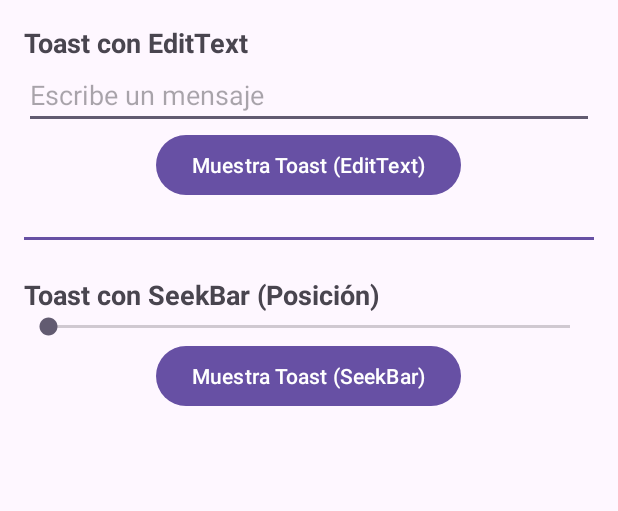
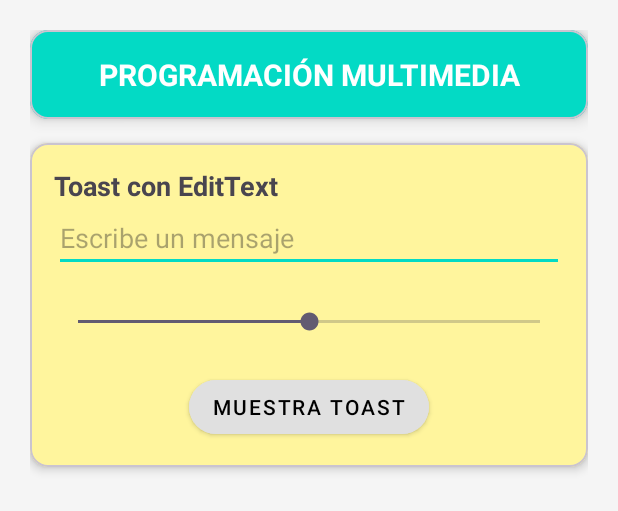
Before and after one commit to AlexWhut/ProgramacionMultimediaMoviles, an Android app: the layout layout_actividad2.xml on its own in the app's theme, with its tools: preview values and no code run, on a phone screen of 412 x 824 dp. Shown: the top 511 px of the screen. Run offline under Robolectric (Android 15) with nearby library versions, the phone set to English and light mode, and no system bars.

Commit message:
Actividad 7.2

```diff
--- a/PreferenciasDialogosNotificaciones/app/src/main/AndroidManifest.xml
+++ b/PreferenciasDialogosNotificaciones/app/src/main/AndroidManifest.xml
@@ -13,15 +13,21 @@
         android:theme="@style/Theme.PreferenciasDialogosNotificaciones"
         tools:targetApi="31">
 
-        <!-- Definir MainActividad1 como la principal (LAUNCHER) -->
+
+        <!-- Definir MainActividad2 como la principal (LAUNCHER) -->
         <activity
-            android:name=".MainActividad1"
+            android:name=".MainActividad2"
             android:exported="true">
             <intent-filter>
                 <action android:name="android.intent.action.MAIN" />
                 <category android:name="android.intent.category.LAUNCHER" />
             </intent-filter>
         </activity>
+
+        <!-- MainActividad1 ya no es principal -->
+        <activity
+            android:name=".MainActividad1"
+            android:exported="true" />
 
         <!-- Registrar la actividad de preferencias -->
         <activity android:name=".PreferenciasAppActivity" android:exported="false"
--- a/PreferenciasDialogosNotificaciones/app/src/main/java/com/example/preferenciasdialogosnotificaciones/MainActividad2.java
+++ b/PreferenciasDialogosNotificaciones/app/src/main/java/com/example/preferenciasdialogosnotificaciones/MainActividad2.java
@@ -1,7 +1,7 @@
+
 package com.example.preferenciasdialogosnotificaciones;
 
 import androidx.appcompat.app.AppCompatActivity;
-
 import android.os.Bundle;
 import android.view.Gravity;
 import android.view.LayoutInflater;
@@ -13,21 +13,13 @@ import android.widget.SeekBar;
 import android.widget.TextView;
 import android.widget.Toast;
 
-/**
- * La Actividad implementa las interfaces para los listeners
- * que necesitamos: OnClickListener (para los botones) y
- * OnSeekBarChangeListener (para el SeekBar).
- */
 public class MainActividad2 extends AppCompatActivity implements
         View.OnClickListener,
         SeekBar.OnSeekBarChangeListener {
 
-    // Declaramos los componentes de la UI
     private EditText editTextMensaje;
-    private Button btnToastEditText, btnToastSeekBar;
+    private Button btnToastSeekBar;
     private SeekBar seekBarPosicion;
-
-    // Variable para guardar la posición del SeekBar
     private int yOffset = 0;
 
     @Override
@@ -35,54 +27,32 @@ public class MainActividad2 extends AppCompatActivity implements
         super.onCreate(savedInstanceState);
         setContentView(R.layout.layout_actividad2);
 
-        // 1. Enlazar las vistas del layout
         editTextMensaje = findViewById(R.id.editTextMensaje);
-        btnToastEditText = findViewById(R.id.btnToastEditText);
         btnToastSeekBar = findViewById(R.id.btnToastSeekBar);
         seekBarPosicion = findViewById(R.id.seekBarPosicion);
 
-        // 2. Registrar los listeners
-        // Le decimos a cada control que ESTA CLASE (this)
-        // se encargará de gestionar sus eventos.
-        btnToastEditText.setOnClickListener(this);
         btnToastSeekBar.setOnClickListener(this);
         seekBarPosicion.setOnSeekBarChangeListener(this);
     }
 
-    /**
-     * MÉTODO ESCUCHADOR para View.OnClickListener (Botones)
-     */
     @Override
     public void onClick(View v) {
-        // Comprobamos qué botón se ha pulsado
-        int id = v.getId();
-        if (id == R.id.btnToastEditText) {
-
-            // --- Lógica del primer botón ---
+        if (v.getId() == R.id.btnToastSeekBar) {
             String mensaje = editTextMensaje.getText().toString();
             if (mensaje.isEmpty()) {
                 mensaje = "¡Escribe algo primero!";
             }
-            // Mostramos el toast personalizado en la parte inferior
-            mostrarToastPersonalizado(mensaje, Gravity.BOTTOM, 0, 150);
-
-        } else if (id == R.id.btnToastSeekBar) {
-
-            // --- Lógica del segundo botón ---
-            // Mostramos el toast en el centro, con el desplazamiento vertical
-            // que hemos guardado del SeekBar (yOffset).
-            mostrarToastPersonalizado("EJEMPLO POSICIÓN", Gravity.CENTER, 0, yOffset);
+            // Limitar el offset máximo para que el Toast no suba más allá de la mitad de la pantalla
+            int screenHeight = getResources().getDisplayMetrics().heightPixels;
+            int minOffset = screenHeight / 2; // mitad de la pantalla (lo más alto)
+            int maxOffset = screenHeight - 200; // 200px de margen inferior
+            int mappedOffset = minOffset + (int)((maxOffset - minOffset) * (yOffset / 1000f));
+            mostrarToastPersonalizado(mensaje, Gravity.TOP | Gravity.CENTER_HORIZONTAL, 0, mappedOffset);
         }
     }
 
-    /**
-     * MÉTODO ESCUCHADOR para OnSeekBarChangeListener (SeekBar)
-     * Se llama cuando el valor del SeekBar cambia.
-     */
     @Override
     public void onProgressChanged(SeekBar seekBar, int progress, boolean fromUser) {
-        // Actualizamos nuestra variable 'yOffset' con el progreso del SeekBar.
-        // 'progress' irá de 0 a 500 (el 'max' que definimos en el XML).
         if (seekBar.getId() == R.id.seekBarPosicion) {
             this.yOffset = progress;
         }
@@ -90,49 +60,25 @@ public class MainActividad2 extends AppCompatActivity implements
 
     @Override
     public void onStartTrackingTouch(SeekBar seekBar) {
-        // No necesitamos hacer nada aquí
+        // No es necesario implementar nada aquí
     }
 
     @Override
     public void onStopTrackingTouch(SeekBar seekBar) {
-        // No necesitamos hacer nada aquí
+        // No es necesario implementar nada aquí
     }
 
-    /**
-     * --- MÉTODO AUXILIAR PARA EL TOAST PERSONALIZADO ---
-     * Este método encapsula toda la lógica para crear y mostrar
-     * nuestro Toast personalizado.
-     *
-     * @param mensaje El texto a mostrar.
-     * @param gravity Dónde debe aparecer (ej. Gravity.CENTER).
-     * @param xOffset Desplazamiento horizontal.
-     * @param yOffset Desplazamiento vertical.
-     */
     private void mostrarToastPersonalizado(String mensaje, int gravity, int xOffset, int yOffset) {
-        // 1. Obtener el servicio LayoutInflater
         LayoutInflater inflater = getLayoutInflater();
-
-        // 2. "Inflar" el layout del toast personalizado
         View layout = inflater.inflate(R.layout.toast_personalizado_layout,
                 (ViewGroup) findViewById(R.id.custom_toast_container));
-
-        // 3. Encontrar el TextView dentro de nuestro layout inflado
         TextView textoToast = layout.findViewById(R.id.textViewToast);
-
-        // 4. Establecer el mensaje
         textoToast.setText(mensaje);
 
-        // 5. Crear el objeto Toast
         Toast toast = new Toast(getApplicationContext());
-
-        // 6. Configurar la duración y la posición
         toast.setDuration(Toast.LENGTH_SHORT);
         toast.setGravity(gravity, xOffset, yOffset);
-
-        // 7. ¡LA CLAVE! Asignar nuestra vista personalizada al Toast
         toast.setView(layout);
-
-        // 8. Mostrar el Toast
         toast.show();
     }
 }
--- a/PreferenciasDialogosNotificaciones/app/src/main/res/layout/layout_actividad2.xml
+++ b/PreferenciasDialogosNotificaciones/app/src/main/res/layout/layout_actividad2.xml
@@ -1,11 +1,46 @@
 <?xml version="1.0" encoding="utf-8"?>
 <LinearLayout xmlns:android="http://schemas.android.com/apk/res/android"
+    xmlns:app="http://schemas.android.com/apk/res-auto"
     xmlns:tools="http://schemas.android.com/tools"
     android:layout_width="match_parent"
     android:layout_height="match_parent"
     android:orientation="vertical"
+    android:background="@color/background_light"
+    android:padding="20dp"
+    tools:context=".MainActividad2">
+
+    <!-- Encabezado -->
+    <com.google.android.material.card.MaterialCardView
+        android:layout_width="match_parent"
+        android:layout_height="wrap_content"
+        android:layout_marginBottom="16dp"
+        app:cardCornerRadius="12dp"
+        app:cardElevation="6dp"
+        app:cardBackgroundColor="@color/teal_200">
+        <TextView
+            android:layout_width="match_parent"
+            android:layout_height="wrap_content"
+            android:gravity="center"
             android:padding="16dp"
-    tools:context=".MainActividad2">
+            android:text="PROGRAMACIÓN MULTIMEDIA"
+            android:textColor="@android:color/white"
+            android:textSize="20sp"
+            android:textStyle="bold" />
+    </com.google.android.material.card.MaterialCardView>
+
+    <!-- Toast con EditText -->
+    <com.google.android.material.card.MaterialCardView
+        android:layout_width="match_parent"
+        android:layout_height="wrap_content"
+        android:layout_marginBottom="16dp"
+        app:cardCornerRadius="12dp"
+        app:cardElevation="4dp"
+        app:cardBackgroundColor="@color/yellow_200">
+        <LinearLayout
+            android:layout_width="match_parent"
+            android:layout_height="wrap_content"
+            android:orientation="vertical"
+            android:padding="16dp">
 
             <TextView
                 android:layout_width="wrap_content"
@@ -18,39 +53,32 @@
                 android:id="@+id/editTextMensaje"
                 android:layout_width="match_parent"
                 android:layout_height="wrap_content"
-        android:hint="Escribe un mensaje" />
+                android:hint="Escribe un mensaje"
+                android:backgroundTint="@color/teal_200"/>
 
-    <Button
-        android:id="@+id/btnToastEditText"
-        android:layout_width="wrap_content"
-        android:layout_height="wrap_content"
-        android:layout_gravity="center_horizontal"
-        android:text="Muestra Toast (EditText)" />
-
-    <View
-        android:layout_width="match_parent"
-        android:layout_height="2dp"
-        android:background="?attr/colorPrimary"
-        android:layout_marginTop="24dp"
-        android:layout_marginBottom="24dp"/>
-
-    <TextView
-        android:layout_width="wrap_content"
-        android:layout_height="wrap_content"
-        android:text="Toast con SeekBar (Posición)"
-        android:textSize="18sp"
-        android:textStyle="bold" />
 
             <SeekBar
                 android:id="@+id/seekBarPosicion"
                 android:layout_width="match_parent"
                 android:layout_height="wrap_content"
-        android:max="500" />
-    <Button
+                android:max="1000"
+                android:progress="500"
+                android:layout_marginTop="24dp" />
+
+            <com.google.android.material.button.MaterialButton
                 android:id="@+id/btnToastSeekBar"
                 android:layout_width="wrap_content"
                 android:layout_height="wrap_content"
                 android:layout_gravity="center_horizontal"
-        android:text="Muestra Toast (SeekBar)" />
+                android:layout_marginTop="24dp"
+                android:text="MUESTRA TOAST"
+                style="@style/Widget.MaterialComponents.Button"
+                android:backgroundTint="@color/button_light"
+                android:textColor="@android:color/black"
+                app:cornerRadius="24dp"
+                android:elevation="2dp" />
 
         </LinearLayout>
+    </com.google.android.material.card.MaterialCardView>
+
+</LinearLayout>
```
Lines whose indentation alone changed are shown as unchanged.
